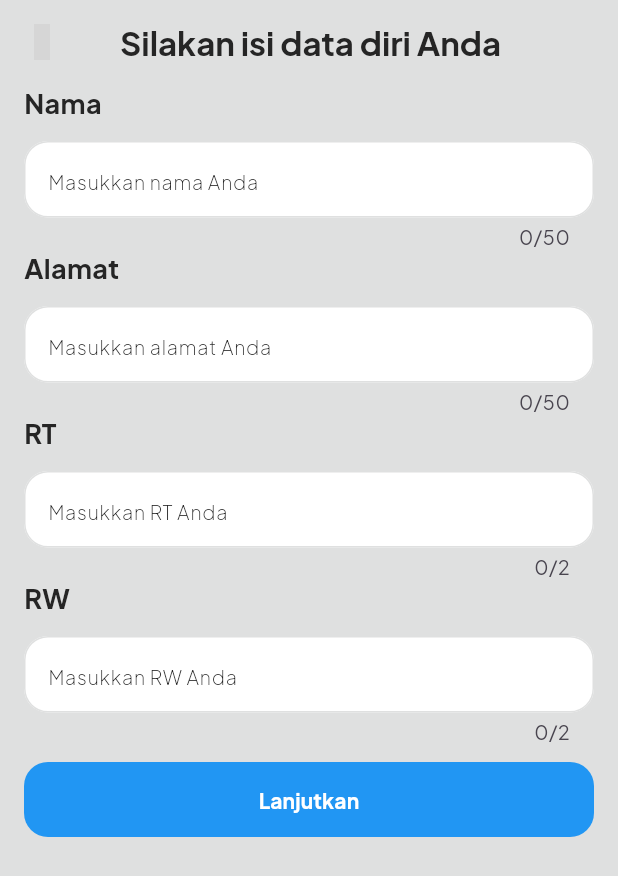
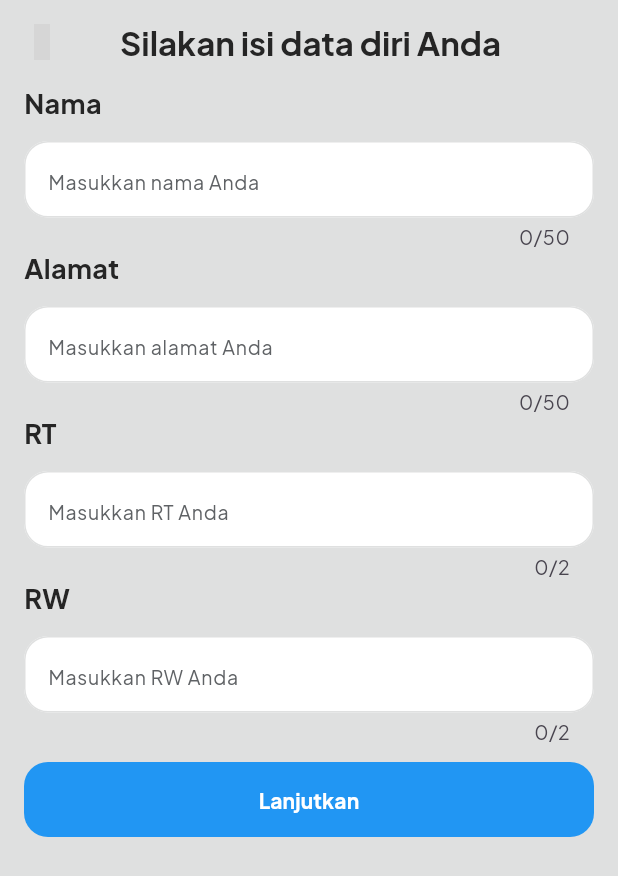
Before and after one commit to qiau/App-Ngaleir, a Flutter app: the CustomerFormPage screen opened by its route, on a phone screen of 412 x 824 dp. Shown: the top 876 px of the screen. Run offline on Flutter 3.47's test engine with Material 3 defaults, Android fonts, the phone set to English and light mode, and no system bars; our stand-ins replace another_flushbar, auto_route, bloc, cloud_firestore, firebase_core, flutter_svg_provider and 5 more; accounts and stored records are empty; generated files the repository leaves out were written again; grey boxes are pictures that could not be loaded.

```diff
--- a/lib/routes/router.dart
+++ b/lib/routes/router.dart
@@ -45,12 +45,12 @@ class AppRouter extends _$AppRouter {
           page: RegisterRoute.page,
           path: '/authentication_register-page',
           transitionsBuilder: TransitionsBuilders.fadeIn,
+          initial: true,
         ),
         CustomRoute(
           page: EmployeeAddCustomerRecordRoute.page,
           path: '/employee_add_record',
           transitionsBuilder: TransitionsBuilders.fadeIn,
-          initial: true,
         )
       ];
 }
--- a/lib/shared/color_values.dart
+++ b/lib/shared/color_values.dart
@@ -2,15 +2,15 @@ import 'dart:ui';
 
 class ColorValues {
   static const lightGrey = Color(0xFFFAFAFA);
-  static const primary90 = Color(0xFF140831);
-  static const primary80 = Color(0xFF281063);
-  static const primary70 = Color(0xFF3D1894);
-  static const primary60 = Color(0xFF5120C6);
-  static const primary50 = Color(0xFF6528F7);
-  static const primary40 = Color(0xFF8453F9);
-  static const primary30 = Color(0xFFA37EFA);
-  static const primary20 = Color(0xFFC1A9FC);
-  static const primary10 = Color(0xFFE0D4FD);
+  static const primary90 = Color(0xFF031F32);
+  static const primary80 = Color(0xFF053F63);
+  static const primary70 = Color(0xFF085E95);
+  static const primary60 = Color(0xFF0A7EC6);
+  static const primary50 = Color(0xFF0D9DF8);
+  static const primary40 = Color(0xFF3DB1F9);
+  static const primary30 = Color(0xFF6EC4FB);
+  static const primary20 = Color(0xFF9ED8FC);
+  static const primary10 = Color(0xFFCFEBFE);
 
   static const grey90 = Color(0xFF131414);
   static const grey80 = Color(0xFF262728);
--- a/lib/widgets/custom_text_field.dart
+++ b/lib/widgets/custom_text_field.dart
@@ -76,7 +76,7 @@ class CustomTextField extends StatelessWidget {
             hintText: hintText,
             filled: fillColor != null,
             fillColor: fillColor,
-            hintStyle: context.textTheme.labelSmallThin,
+            hintStyle: context.textTheme.bodySmallGrey,
             border: border,
             enabledBorder: border,
             focusedErrorBorder: border,
@@ -93,7 +93,7 @@ class CustomTextField extends StatelessWidget {
                 : Icon(
                     prefixIcon,
                     size: 24,
-                    color: ColorValues.grey90,
+                    color: ColorValues.grey50,
                   ),
             prefixIconColor: MaterialStateColor.resolveWith(
               (states) => states.contains(MaterialState.focused)
--- a/pubspec.yaml
+++ b/pubspec.yaml
@@ -57,4 +57,4 @@ flutter:
   generate: true
 
   assets:
-    - assets/default.jpg
+    - assets/
```
Also changed, not shown: lib/features/authentication/login/view/login_page.dart (+123 -1 lines), lib/features/authentication/register/view/register_page.dart (+50 -32 lines), assets/bg_loginregis.svg (added).
